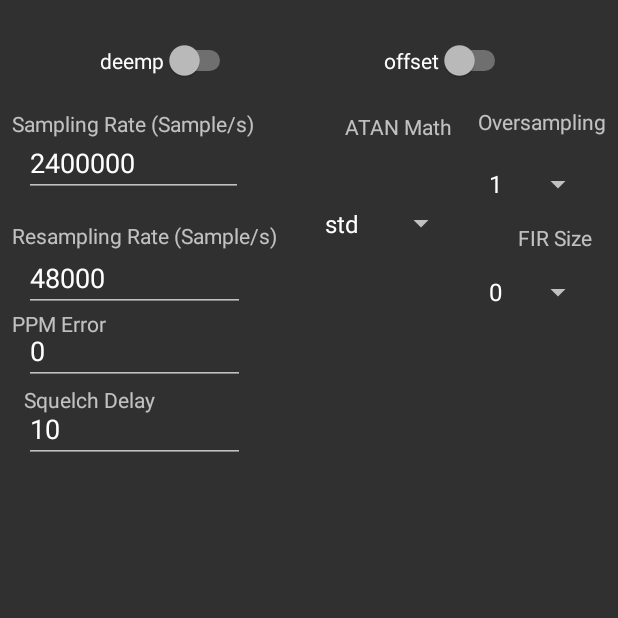
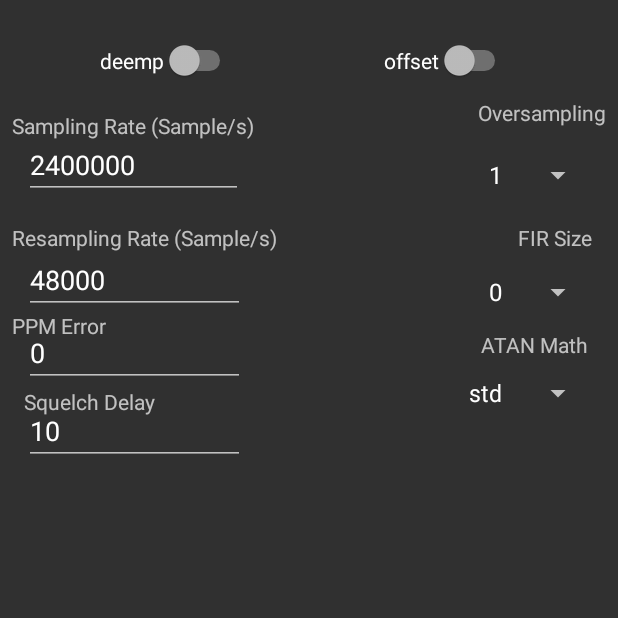
Before and after one commit to JimPatrizi/NetRTL, an Android app: the screen it shows after launch (MainActivity), scrolled down 576 dp, on a phone screen of 412 x 824 dp, the top half of it. Run offline under Robolectric (Android 15) with nearby library versions, the phone set to English and light mode, and no system bars; libraries missing offline, so code that uses them is left out: com.bensherman.rtlsdrdjava; 4 statements that could not run were skipped.

Commit message:
fixed position of atan math for lower density devices

```diff
--- a/app/src/main/res/layout/content_main.xml
+++ b/app/src/main/res/layout/content_main.xml
@@ -47,21 +47,13 @@
 
         <Spinner
             android:id="@+id/atan_spinner"
-            android:layout_width="96dp"
-            android:layout_height="98dp"
-            android:layout_marginEnd="62dp"
-            app:layout_constraintRight_toLeftOf="@+id/fir_textview"
-            tools:layout_constraintTop_creator="1"
-            tools:layout_constraintRight_creator="1"
-            tools:layout_constraintBottom_creator="1"
-            android:layout_marginStart="61dp"
-            app:layout_constraintBottom_toBottomOf="parent"
-            tools:layout_constraintLeft_creator="1"
-            app:layout_constraintLeft_toLeftOf="@+id/edge"
-            app:layout_constraintTop_toTopOf="@+id/oversamp_spinner"
-            app:layout_constraintHorizontal_bias="0.496"
-            app:layout_constraintVertical_bias="0.0" />
-
+            android:layout_width="wrap_content"
+            android:layout_height="45dp"
+            android:layout_marginEnd="16dp"
+            android:layout_marginRight="16dp"
+            android:layout_marginTop="100dp"
+            app:layout_constraintRight_toRightOf="parent"
+            app:layout_constraintTop_toBottomOf="@+id/oversamp_spinner" />
         <Spinner
             android:id="@+id/fir_spinner"
             android:layout_width="78dp"
@@ -148,7 +140,7 @@
             android:layout_height="39dp"
             android:layout_marginLeft="16dp"
             android:layout_marginStart="16dp"
-            android:layout_marginTop="38dp"
+            android:layout_marginTop="39dp"
             android:ems="10"
             android:hint="Samples per second"
             android:inputType="number"
@@ -180,7 +172,7 @@
             android:layout_width="0dp"
             android:layout_height="42dp"
             android:layout_marginBottom="44dp"
-            android:layout_marginEnd="9dp"
+            android:layout_marginEnd="10dp"
             android:layout_marginStart="8dp"
             android:layout_marginTop="8dp"
             android:ems="10"
@@ -462,7 +454,7 @@
             android:layout_width="78dp"
             android:layout_height="45dp"
             android:layout_marginRight="16dp"
-            android:layout_marginTop="46dp"
+            android:layout_marginTop="40dp"
             app:layout_constraintRight_toRightOf="parent"
             app:layout_constraintTop_toBottomOf="@+id/offset"
             android:layout_marginEnd="16dp" />
@@ -492,18 +484,6 @@
             android:layout_marginBottom="4dp" />
 
         <TextView
-            android:id="@+id/atan_textview"
-            android:layout_width="wrap_content"
-            android:layout_height="wrap_content"
-            android:text="ATAN Math"
-            tools:layout_constraintBottom_creator="1"
-            app:layout_constraintBottom_toTopOf="@+id/atan_spinner"
-            android:layout_marginStart="21dp"
-            tools:layout_constraintLeft_creator="1"
-            android:layout_marginBottom="6dp"
-            app:layout_constraintLeft_toLeftOf="@+id/atan_spinner" />
-
-        <TextView
             android:id="@+id/text_ppm"
             android:layout_width="wrap_content"
             android:layout_height="wrap_content"
@@ -528,6 +508,17 @@
             app:layout_constraintTop_toBottomOf="@+id/ppm_error"
             tools:layout_constraintTop_creator="1" />
 
+        <TextView
+            android:id="@+id/textView11"
+            android:layout_width="wrap_content"
+            android:layout_height="wrap_content"
+            android:layout_marginEnd="4dp"
+            android:text="ATAN Math"
+            app:layout_constraintBottom_toTopOf="@+id/atan_spinner"
+            app:layout_constraintRight_toRightOf="@+id/atan_spinner"
+            tools:layout_constraintBottom_creator="1"
+            tools:layout_constraintRight_creator="1" />
+
     </android.support.constraint.ConstraintLayout>
 
 </ScrollView>
```
